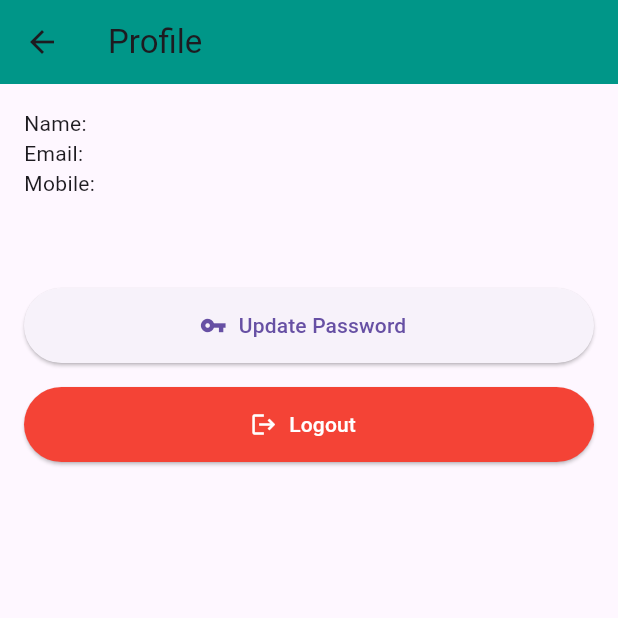
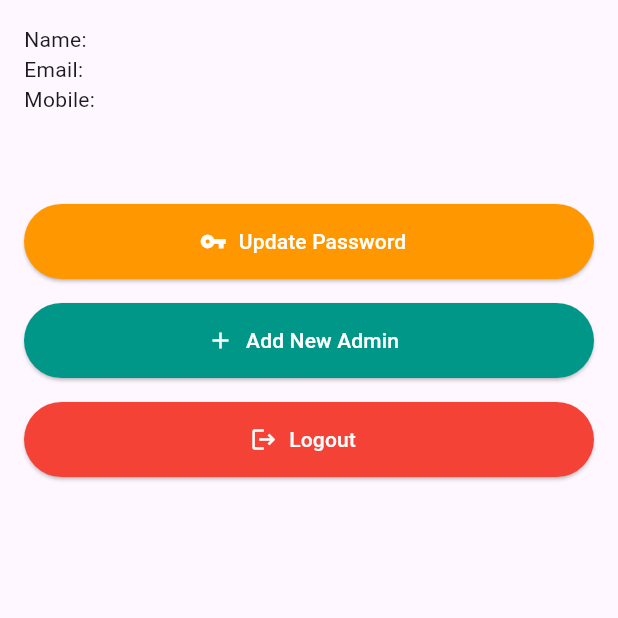
Before and after one commit to hongkkkjjj/hotel_booking_management_system, a Flutter app: the ProfileScreen screen opened by its route, on a phone screen of 412 x 824 dp, the top half of it. Run offline on Flutter 3.47's test engine with Material 3 defaults, Android fonts, the light colour scheme and no system bars; our stand-ins replace auto_size_text, cached_network_image, calendar_view, cloud_firestore, firebase_auth, firebase_core and 3 more; missing offline and left inert: universal_html; accounts and stored records are empty.

Commit message:
Add create admin function

```diff
--- a/lib/Screen/login_widget.dart
+++ b/lib/Screen/login_widget.dart
@@ -76,7 +76,7 @@ class LoginWidget extends StatelessWidget {
                       label: 'Register',
                       backgroundColor: Colors.black54,
                       onPressed: () {
-                        Get.toNamed(Routes.register);
+                        Get.toNamed(Routes.register, arguments: {'is_admin': false});
                       },
                     ),
                     Obx(() => Switch(
--- a/lib/Screen/profile_widget.dart
+++ b/lib/Screen/profile_widget.dart
@@ -4,6 +4,7 @@ import 'package:hotel_booking_management_system/Constant/app_route.dart';
 
 import '../Constant/app_const.dart';
 import '../Controller/profile_controller.dart';
+import '../Widget/custom_elevated_button.dart';
 
 class ProfileScreen extends StatelessWidget {
   final UserController userController = Get.find<UserController>();
@@ -42,10 +43,6 @@ class ProfileScreen extends StatelessWidget {
   @override
   Widget build(BuildContext context) {
     return Scaffold(
-      appBar: AppBar(
-        backgroundColor: Colors.teal,
-        title: const Text('Profile'),
-      ),
       body: Padding(
         padding: const EdgeInsets.all(16.0),
         child: Center(
@@ -58,28 +55,31 @@ class ProfileScreen extends StatelessWidget {
                 Text('Email: ${userController.email}'),
                 Text('Mobile: ${userController.mobile}'),
                 const SizedBox(height: 60.0),
-                ElevatedButton.icon(
-                  style: ElevatedButton.styleFrom(
-                    minimumSize: const Size.fromHeight(50),
-                  ),
-                  icon: const Icon(Icons.vpn_key),
+                CustomElevatedButton(
+                  icon: Icons.vpn_key,
+                  label: 'Update Password',
+                  backgroundColor: Colors.orange,
                   onPressed: () {
                     Get.toNamed(Routes.updatePassword);
                   },
-                  label: const Text('Update Password'),
                 ),
                 const SizedBox(height: 16.0),
-                ElevatedButton.icon(
-                  style: ElevatedButton.styleFrom(
-                    foregroundColor: Colors.white,
-                    minimumSize: const Size.fromHeight(50),
-                    backgroundColor: Colors.red,
-                  ),
-                  icon: const Icon(Icons.logout),
+                CustomElevatedButton(
+                  icon: Icons.add,
+                  label: 'Add New Admin',
+                  backgroundColor: Colors.teal,
+                  onPressed: () {
+                    Get.toNamed(Routes.register, arguments: {'is_admin': true});
+                  },
+                ),
+                const SizedBox(height: 16.0),
+                CustomElevatedButton(
+                  icon: Icons.logout,
+                  label: 'Logout',
+                  backgroundColor: Colors.red,
                   onPressed: () {
                     _showLogoutConfirmationDialog(context);
                   },
-                  label: const Text('Logout'),
                 ),
               ],
             ),
--- a/lib/Screen/register_widget.dart
+++ b/lib/Screen/register_widget.dart
@@ -11,15 +11,20 @@ class RegisterScreen extends StatelessWidget {
 
   RegisterScreen({super.key});
 
+  bool isAdmin = false;
+
   @override
   Widget build(BuildContext context) {
+    var arg = Get.arguments;
+    isAdmin = arg["is_admin"] ?? false;
+
     registerController.clearAllController();
 
     return KeyboardDismissWrapper(
       child: Scaffold(
         appBar: AppBar(
           backgroundColor: Colors.teal,
-          title: const Text('Register'),
+          title: Text((isAdmin) ? 'Add new admin' : 'Register'),
         ),
         body: SingleChildScrollView(
           child: Padding(
@@ -107,7 +112,7 @@ class RegisterScreen extends StatelessWidget {
                           if (_formKey.currentState!.validate()) {
                             showLoaderDialog(context);
                             registerController
-                                .createUserInAuthAndFirestore(context, false);
+                                .createUserInAuthAndFirestore(context, isAdmin);
                           }
                         },
                       ),
--- a/lib/Screen/rooms_widget.dart
+++ b/lib/Screen/rooms_widget.dart
@@ -14,10 +14,6 @@ class RoomsScreen extends StatelessWidget {
   @override
   Widget build(BuildContext context) {
     return Scaffold(
-      appBar: AppBar(
-        backgroundColor: Colors.teal,
-        title: const Text('Rooms'),
-      ),
       body: Padding(
         padding: const EdgeInsets.all(16.0),
         child: Center(
```
